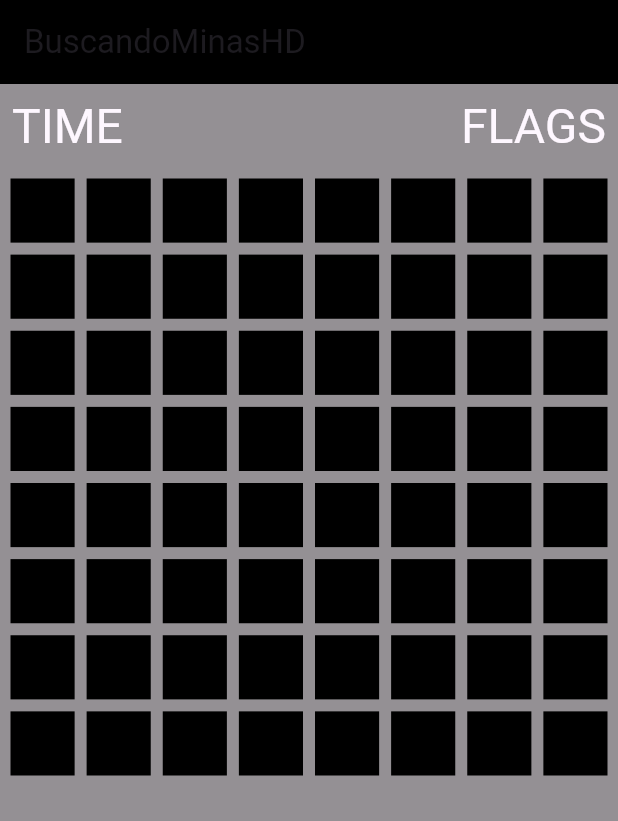
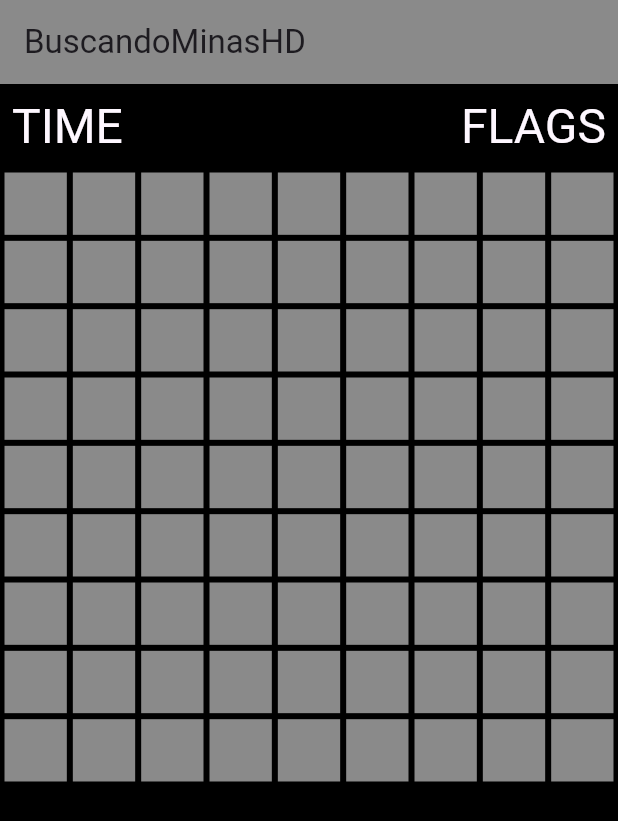
Before and after one commit to LatteMiguelangel/sweeping_mines, a Flutter app: the screen it shows after launch, on a phone screen of 412 x 824 dp. Shown: the top 821 px of the screen. Run offline on Flutter 3.47's test engine with Material 3 defaults, Android fonts, the phone set to English and light mode, and no system bars.

Commit message:
Actions on Table

```diff
--- /dev/null
+++ b/lib/screens/cell_view.dart
@@ -0,0 +1,28 @@
+import 'package:flutter/material.dart';
+
+class CellView extends StatefulWidget {
+  const CellView({super.key});
+
+  @override
+  State<CellView> createState() => _CellViewState();
+}
+
+class _CellViewState extends State<CellView> {
+  Color _cellColor = Colors.white54;
+  void _onClick(){
+    setState(() {
+      _cellColor = Colors.transparent;
+    });
+  }
+
+  @override
+  Widget build(BuildContext context) {
+    return GestureDetector(
+      onTap: _onClick,
+      child: Padding(
+        padding: const EdgeInsets.all(2),
+        child: Container(color: _cellColor),
+      )
+    );
+  }
+}
--- a/lib/screens/game_screen.dart
+++ b/lib/screens/game_screen.dart
@@ -1,3 +1,4 @@
+import 'package:buscando_minas/screens/cell_view.dart';
 import 'package:flutter/material.dart';
 //import 'package:flutter/rendering.dart';
 
@@ -6,27 +7,27 @@ class GameScreen extends StatelessWidget {
 
   @override
   Widget build(BuildContext context) {
+    //------------------------------------------------------> VARIABLES DE LA CLASE
+    //numero de cuadriculas a dibujar por fila
+    int numberInEachRow = 9;
+    //cantidad total de cuadriculas a dibujar
+    int numberOfSquares = numberInEachRow * numberInEachRow;
+
+    //ESQUELETO DE LA PANTALLA
     return Scaffold(
+      //------------------------------------------------------> BARRA DE TITULO
       appBar: AppBar(
         title: Text("BuscandoMinasHD"),
-        backgroundColor: Color.fromARGB(255, 0, 0, 0),
+        backgroundColor: Colors.white54,
       ),
-      body: Container(
-        decoration: BoxDecoration(
-          gradient: LinearGradient(
-            begin: Alignment.topCenter,
-            end: Alignment.topCenter,
-            colors:[
-              Color.fromARGB(255, 81, 81, 81),
-              Color.fromARGB(108, 3, 3, 3),
-            ]
-          )
-        ),
-        child: Column(
+      //------------------------------------------------------> CUERPO DE LA PANTALLA
+      backgroundColor: Colors.black,
+      body: Column(
           children: [
             Padding(
               padding: const EdgeInsets.all(8.0),
               child:
+              //------------------------------------------------------> BARRA DE ESTADO
                 Row(
                   children: [
                     Text(
@@ -41,30 +42,23 @@ class GameScreen extends StatelessWidget {
                   ],
                 ),
             ),
+            //------------------------------------------------------> TABLERO DE JUEGO
             Expanded(
-              //padding: const EdgeInsets.all(8.0),
               child: GridView.builder(
                 physics: const NeverScrollableScrollPhysics(),
-                padding: const EdgeInsets.all(3.0),
+                padding: const EdgeInsets.all(1.0),
                 shrinkWrap: true,
                 scrollDirection: Axis.vertical,
                 gridDelegate: SliverGridDelegateWithFixedCrossAxisCount(
-                  crossAxisCount: 8),
-                itemCount: 64,
-                // retornamos una celda de color negro para que se dibuje la cuadricula
+                  crossAxisCount: numberInEachRow),
+                itemCount: numberOfSquares,
                 itemBuilder: (context, index){
-                  return Padding(
-                    padding: const EdgeInsets.all(4.0),
-                    child: Container(
-                      color: Colors.black,
-                    ),
-                  );
+                  return CellView();
                 },
               ),
             )
           ],
         ),
-      ),
     );
   }
 }
```
